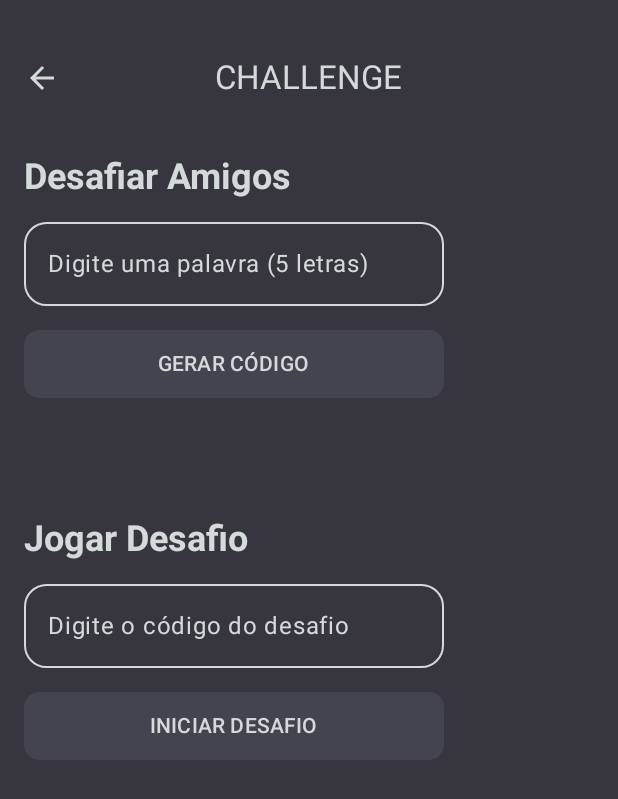
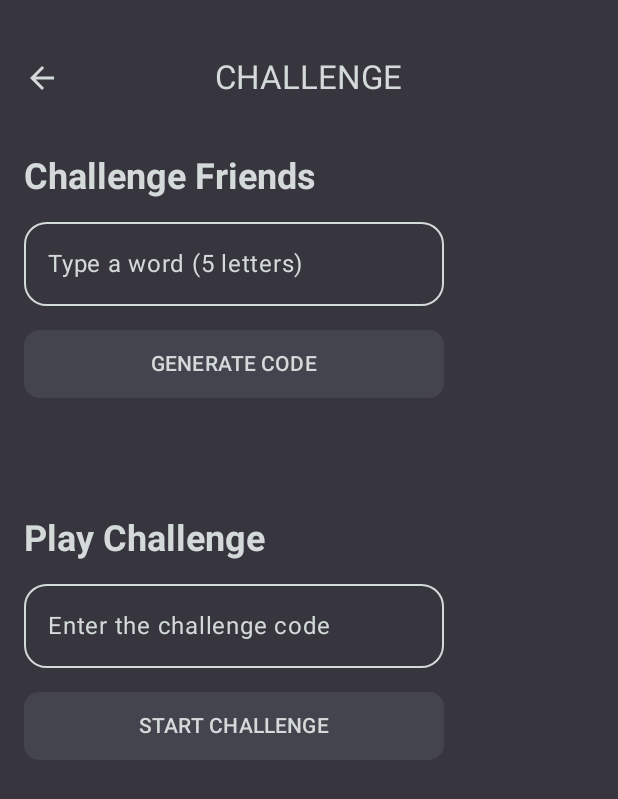
Before and after one commit to VitorCezila/palavrao-android, an Android app built with Jetpack Compose: the ChallengeMenuScreen screen opened through its navigation route, on a phone screen of 412 x 824 dp. Shown: the top 799 px of the screen. Run offline under Robolectric (Android 15) with nearby library versions, the phone set to English and light mode, and no system bars; our stand-ins replace Dagger/Hilt's generated code; libraries missing offline, so code that uses them is left out: androidx.hilt.lifecycle; network calls fail; 1 statement that could not run was skipped.

Commit message:
:package: maintenance: Adding translation for english

```diff
--- a/core-designsystem/src/main/kotlin/com/cezila/core_designsystem/component/CustomTextField.kt
+++ b/core-designsystem/src/main/kotlin/com/cezila/core_designsystem/component/CustomTextField.kt
@@ -35,7 +35,8 @@ fun CustomWordTextField(
             focusedPlaceholderColor = PalavraoTheme.colors.primary,
             unfocusedPlaceholderColor = PalavraoTheme.colors.primary,
             focusedBorderColor = PalavraoTheme.colors.primary,
-            unfocusedBorderColor = PalavraoTheme.colors.primary
+            unfocusedBorderColor = PalavraoTheme.colors.primary,
+            disabledTextColor = PalavraoTheme.colors.primary
         ),
         singleLine = isSingleLine,
         enabled = enabled
--- a/core-designsystem/src/main/kotlin/com/cezila/core_designsystem/utils/GameShareManager.kt
+++ b/core-designsystem/src/main/kotlin/com/cezila/core_designsystem/utils/GameShareManager.kt
@@ -58,7 +58,7 @@ class GameShareManager(private val context: Context) {
         copyToClipboard(finalText)
     }
 
-    private fun copyToClipboard(text: String) {
+    fun copyToClipboard(text: String) {
         val clip = ClipData.newPlainText("share_text", text)
         clipboardManager.setPrimaryClip(clip)
         Toast.makeText(
--- a/core-designsystem/src/main/res/values/strings.xml
+++ b/core-designsystem/src/main/res/values/strings.xml
@@ -1,54 +1,72 @@
 <?xml version="1.0" encoding="utf-8"?>
 <resources>
-    <string name="app_name" translatable="false">PALAVRAO</string>
-    <string name="app_description">Palavrão possui três modos de jogo diferente para você se divertir.</string>
+    <string name="app_name">PALAVRAO</string>
+    <string name="app_description">Palavrao has three different game modes for you to enjoy.</string>
 
     <!-- Game Modes -->
     <string name="avalanche_title">AVALANCHE</string>
-    <string name="avalanche_mode" translatable="false">Avalanche Mode</string>
-    <string name="avalanche_description">🔥 Avalanche: No modo avalanche você tenta acertar o máximo de palavras seguidas.</string>
-    <string name="avalanche_short_description" translatable="false">Get as many words right as you can.</string>
+    <string name="avalanche_mode">Avalanche Mode</string>
+    <string name="avalanche_description">🔥 Avalanche: In avalanche mode, you try to get as many words right in a row.</string>
+    <string name="avalanche_short_description">Get as many words right as you can.</string>
 
     <string name="daily_title">DAILY</string>
-    <string name="daily_mode" translatable="false">Daily Word</string>
-    <string name="daily_description">📅 Palavra do Dia: Na palavra do dia seu objetivo é acertar com a menor quantidade de chutes possíveis.</string>
-    <string name="daily_short_description" translatable="false">Daily Word</string>
+    <string name="daily_mode">Daily Word</string>
+    <string name="daily_description">📅 Word of the Day: In word of the day, your goal is to guess correctly with the fewest attempts possible.</string>
+    <string name="daily_short_description">Daily Word</string>
 
     <string name="challenge_title">CHALLENGE</string>
-    <string name="challenge_mode">Desafiar Amigos</string>
-    <string name="challenge_description">👥 Desafio: No modo desafio você deve acertar a palavra criada por um amigo.</string>
-    <string name="challenge_short_description">Crie ou jogue desafios.</string>
+    <string name="challenge_mode">Challenge Friends</string>
+    <string name="challenge_description">👥 Challenge: In challenge mode, you must guess the word created by a friend.</string>
+    <string name="challenge_short_description">Create or play challenges.</string>
 
-    <string name="absent_description">Letra não está na palavra</string>
-    <string name="present_description">Existe (posição errada)</string>
-    <string name="correct_description">Correta</string>
+    <string name="absent_description">Letter is not in the word</string>
+    <string name="present_description">Present (wrong position)</string>
+    <string name="correct_description">Correct</string>
 
     <string name="statistics">Statistics</string>
     <string name="settings">Settings</string>
     <string name="ok">OK</string>
     <string name="send">SEND</string>
-    <string name="next">PROXIMO</string>
+    <string name="next">NEXT</string>
     <string name="share">SHARE</string>
 
     <string name="try_again">TRY AGAIN</string>
 
     <!-- Warnings -->
-    <string name="round_already_finished">A rodada já terminou</string>
-    <string name="invalid_length">A palavra deve ter 5 letras</string>
-    <string name="invalid_chars">Caracteres inválidos</string>
-    <string name="invalid_word">Essa palavra não existe</string>
+    <string name="round_already_finished">The round has already finished</string>
+    <string name="invalid_length">The word must have 5 letters</string>
+    <string name="invalid_chars">Invalid characters</string>
+    <string name="invalid_word">That word doesn\'t exist</string>
     <string name="challenge_not_found">Challenge not found</string>
     <string name="start_challenge_generic_error">Start challenge error</string>
     <string name="create_challenge_generic_error">Create challenge error</string>
+    <string name="could_not_fetch_word_try_again_later">Unable to find the word, please try again later.</string>
 
     <!-- Descriptions -->
     <string name="arrow_back_description">Back</string>
     <string name="help">Help</string>
 
     <!-- Share -->
-    <string name="share_toast_copied">Copiado para área de transferência</string>
-    <string name="share_avalanche_content">Joguei palavrao avalanche - palavra: %1$s\nStreak: %2$d 🔥</string>
-    <string name="share_daily_header">joguei palavrao %1$s %2$d/%3$d</string>
+    <string name="share_toast_copied">Copied to clipboard</string>
+    <string name="share_avalanche_content">I played Palavrao Avalanche - word: %1$s\nStreak: %2$d 🔥</string>
+    <string name="share_daily_header">I played Palavrao %1$s %2$d/%3$d</string>
     <string name="share_daily_streak_suffix">" 🔥 %1$d (streak)"</string>
-    <string name="share_challenge_header">joguei palavrao friend challenge %1$s %2$d/%3$d</string>
+    <string name="share_challenge_header">I played Palavrao friend challenge %1$s %2$d/%3$d</string>
+
+    <string name="game_won_title">CONGRATULATIONS 🎉🎉</string>
+    <string name="game_lost_title">TOO BAD 😔</string>
+    <string name="streak_current_format">Current Streak: %1$d 🔥</string>
+    <string name="streak_broken">Streak Broken 🚒</string>
+    <string name="the_word_was">The word was:</string>
+
+    <string name="type_a_word_hint">Type a word (5 letters)</string>
+    <string name="generate_code_button">GENERATE CODE</string>
+    <string name="play_challenge_title">Play Challenge</string>
+    <string name="join_code_hint">Enter the challenge code</string>
+    <string name="start_challenge_button">START CHALLENGE</string>
+
+    <!-- Stats Screen  -->
+    <string name="games_played">Games Played</string>
+    <string name="current_streak">Current Streak</string>
+    <string name="best_streak">Best Streak</string>
 </resources>
--- a/feature-avalanche/src/main/kotlin/com/cezila/feature_avalanche/AvalancheScreen.kt
+++ b/feature-avalanche/src/main/kotlin/com/cezila/feature_avalanche/AvalancheScreen.kt
@@ -159,12 +159,14 @@ fun AvalancheScreenContent(
             contentAlignment = Alignment.Center
         ) {
             when {
-                uiState.loading -> CircularProgressIndicator()
+                uiState.loading -> CircularProgressIndicator(
+                    color = PalavraoTheme.colors.primary
+                )
                 uiState.startRoundFailed -> {
                     ErrorDialog(
                         onDismissRequest = { onBackPressed() },
                         onTryAgain = { onTryAgain() },
-                        description = "Não foi possivel buscar a palavra, tente novamente mais tarde."
+                        description = stringResource(R.string.could_not_fetch_word_try_again_later)
                     )
                 }
 
--- a/feature-challenge/src/main/kotlin/com/cezila/feature_challenge/menu/ChallengeMenuScreen.kt
+++ b/feature-challenge/src/main/kotlin/com/cezila/feature_challenge/menu/ChallengeMenuScreen.kt
@@ -2,6 +2,7 @@ package com.cezila.feature_challenge.menu
 
 import android.annotation.SuppressLint
 import androidx.compose.foundation.background
+import androidx.compose.foundation.clickable
 import androidx.compose.foundation.layout.Box
 import androidx.compose.foundation.layout.Column
 import androidx.compose.foundation.layout.Row
@@ -37,11 +38,13 @@ import androidx.compose.runtime.Composable
 import androidx.compose.runtime.LaunchedEffect
 import androidx.compose.runtime.collectAsState
 import androidx.compose.runtime.getValue
+import androidx.compose.runtime.remember
 import androidx.compose.ui.Alignment
 import androidx.compose.ui.Modifier
 import androidx.compose.ui.platform.LocalContext
 import androidx.compose.ui.res.stringResource
 import androidx.compose.ui.text.font.FontWeight
+import androidx.compose.ui.text.style.TextDecoration
 import androidx.compose.ui.tooling.preview.Preview
 import androidx.compose.ui.unit.dp
 import androidx.compose.ui.unit.sp
@@ -50,6 +53,7 @@ import com.cezila.core_designsystem.R
 import com.cezila.core_designsystem.component.CustomWordTextField
 import com.cezila.core_designsystem.currentSnackbarHostState
 import com.cezila.core_designsystem.theme.PalavraoTheme
+import com.cezila.core_designsystem.utils.GameShareManager
 import com.cezila.core_navigation.PalavraoScreen
 import com.cezila.core_navigation.currentComposeNavigator
 import com.cezila.domain.error.CreateFriendChallengeError
@@ -64,6 +68,7 @@ fun ChallengeMenuScreen(
     val uiState by vm.uiState.collectAsState()
     val snackbarHostState = currentSnackbarHostState
     val context = LocalContext.current
+    val shareManager = remember(context) { GameShareManager(context) }
 
     LaunchedEffect(Unit) {
         vm.navigationEvent.collect { event ->
@@ -111,7 +116,10 @@ fun ChallengeMenuScreen(
         uiState = uiState,
         snackbarHostState = snackbarHostState,
         onEvent = vm::onEvent,
-        onBackPressed = nav::navigateUp
+        onBackPressed = nav::navigateUp,
+        onGeneratedCodeClicked = { text ->
+            shareManager.copyToClipboard(text)
+        }
     )
 }
 
@@ -121,7 +129,8 @@ fun ChallengeContent(
     uiState: ChallengeUiState,
     snackbarHostState: SnackbarHostState? = null,
     onEvent: (ChallengeEvent) -> Unit,
-    onBackPressed: () -> Unit = {}
+    onGeneratedCodeClicked: (String) -> Unit,
+    onBackPressed: () -> Unit = {},
 ) {
     Scaffold(
         topBar = {
@@ -174,7 +183,7 @@ fun ChallengeContent(
                     .verticalScroll(rememberScrollState())
             ) {
                 Text(
-                    text = "Desafiar Amigos",
+                    text = stringResource(R.string.challenge_mode),
                     fontWeight = FontWeight.Bold,
                     color = PalavraoTheme.colors.primary,
                     fontSize = 24.sp,
@@ -193,7 +202,7 @@ fun ChallengeContent(
                             .wrapContentWidth()
                             .wrapContentHeight(),
                         text = uiState.createWord,
-                        hint = "Digite uma palavra (5 letras)",
+                        hint = stringResource(R.string.type_a_word_hint),
                         onValueChange = { onEvent(ChallengeEvent.OnCreateWordChanged(it)) },
                         enabled = !uiState.isCreatingChallenge
                     )
@@ -202,8 +211,12 @@ fun ChallengeContent(
 
                     if (uiState.generatedCode != null) {
                         Text(
+                            modifier = Modifier.clickable(
+                                enabled = true,
+                                onClick = { onGeneratedCodeClicked(uiState.generatedCode) }),
                             text = uiState.generatedCode,
-                            color = PalavraoTheme.colors.primary
+                            color = PalavraoTheme.colors.primary,
+                            textDecoration = TextDecoration.Underline
                         )
                     }
                 }
@@ -211,7 +224,9 @@ fun ChallengeContent(
                 Spacer(modifier = Modifier.height(16.dp))
 
                 if (uiState.isCreatingChallenge) {
-                    CircularProgressIndicator()
+                    CircularProgressIndicator(
+                        color = PalavraoTheme.colors.primary
+                    )
                 } else {
                     Button(
                         modifier = Modifier
@@ -227,14 +242,14 @@ fun ChallengeContent(
                         onClick = { onEvent(ChallengeEvent.OnCreateChallengeClicked) },
                         enabled = uiState.createWord.length == 5
                     ) {
-                        Text("GERAR CÓDIGO")
+                        Text(stringResource(R.string.generate_code_button))
                     }
                 }
 
                 Spacer(modifier = Modifier.height(80.dp))
 
                 Text(
-                    text = "Jogar Desafio",
+                    text = stringResource(R.string.play_challenge_title),
                     fontWeight = FontWeight.Bold,
                     color = PalavraoTheme.colors.primary,
                     fontSize = 24.sp,
@@ -248,7 +263,7 @@ fun ChallengeContent(
                         .wrapContentWidth()
                         .wrapContentHeight(),
                     text = uiState.joinCode,
-                    hint = "Digite o código do desafio",
+                    hint = stringResource(R.string.join_code_hint),
                     onValueChange = { onEvent(ChallengeEvent.OnJoinCodeChanged(it)) },
                     enabled = !uiState.isStartingChallenge
                 )
@@ -256,7 +271,7 @@ fun ChallengeContent(
                 Spacer(modifier = Modifier.height(16.dp))
 
                 if (uiState.isStartingChallenge) {
-                    CircularProgressIndicator()
+                    CircularProgressIndicator(color = PalavraoTheme.colors.primary)
                 } else {
                     Button(
                         modifier = Modifier
@@ -272,7 +287,7 @@ fun ChallengeContent(
                         onClick = { onEvent(ChallengeEvent.OnStartChallengeClicked) },
                         enabled = uiState.joinCode.length == 6
                     ) {
-                        Text("INICIAR DESAFIO")
+                        Text(stringResource(R.string.start_challenge_button))
                     }
                 }
             }
@@ -286,7 +301,8 @@ private fun ChallengeContentPreview() {
     PalavraoTheme {
         ChallengeContent(
             uiState = ChallengeUiState(),
-            onEvent = {}
+            onEvent = {},
+            onGeneratedCodeClicked = {},
         )
     }
 }
--- a/feature-daily/src/main/kotlin/com/cezila/feature_daily/DailyScreen.kt
+++ b/feature-daily/src/main/kotlin/com/cezila/feature_daily/DailyScreen.kt
@@ -159,7 +159,7 @@ fun DailyScreenContent(
             contentAlignment = Alignment.Center
         ) {
             when {
-                uiState.loading -> CircularProgressIndicator()
+                uiState.loading -> CircularProgressIndicator(color = PalavraoTheme.colors.primary)
                 uiState.startRoundFailed -> {
                     ErrorDialog(
                         onTryAgain = { onTryAgain() },
@@ -167,7 +167,7 @@ fun DailyScreenContent(
                             onBackPressed()
                             onDismissErrorDialog()
                         },
-                        description = "Não foi possivel buscar a palavra. Verifique sua conexão e tente novamente."
+                        description =  stringResource(R.string.could_not_fetch_word_try_again_later)
                     )
                 }
                 else -> {
--- a/feature-home/src/main/kotlin/com/cezila/feature_home/HomeScreen.kt
+++ b/feature-home/src/main/kotlin/com/cezila/feature_home/HomeScreen.kt
@@ -57,7 +57,7 @@ fun HomeScreen(modifier: Modifier = Modifier) {
         onFriendChallengeClick = { nav.navigate(PalavraoScreen.FriendChallengeHomeScreen) },
         onStatsClick = { nav.navigate(PalavraoScreen.StatsScreen) },
         onSettingsClick = { nav.navigate(PalavraoScreen.SettingsScreen) },
-        onToggleHelp = { it ->
+        onToggleHelp = {
             showHelp.value = it
         },
         showHelp.value
@@ -108,7 +108,7 @@ fun HomeContent(
             horizontalAlignment = Alignment.CenterHorizontally,
         ) {
             Text(
-                text = stringResource(R.string.app_name),
+                text = stringResource(R.string.app_name).uppercase(),
                 fontWeight = FontWeight.Bold,
                 color = PalavraoTheme.colors.primary,
                 fontSize = 36.sp,
```
Also changed, not shown: feature-avalanche/src/main/kotlin/com/cezila/feature_avalanche/component/EndGameDialog.kt (+10 -4 lines), feature-challenge/src/main/kotlin/com/cezila/feature_challenge/game/components/ChallengeEndGameDialog.kt (+7 -2 lines), feature-daily/src/main/kotlin/com/cezila/feature_daily/component/DailyEndGameDialog.kt (+9 -4 lines), feature-stats/src/main/kotlin/com/cezila/feature_stats/StatsScreen.kt (+6 -26 lines), feature-stats/src/main/kotlin/com/cezila/feature_stats/components/AvalancheStatsPage.kt (+5 -3 lines), feature-stats/src/main/kotlin/com/cezila/feature_stats/components/DailyStatsPage.kt (+5 -3 lines), 1 other file.
